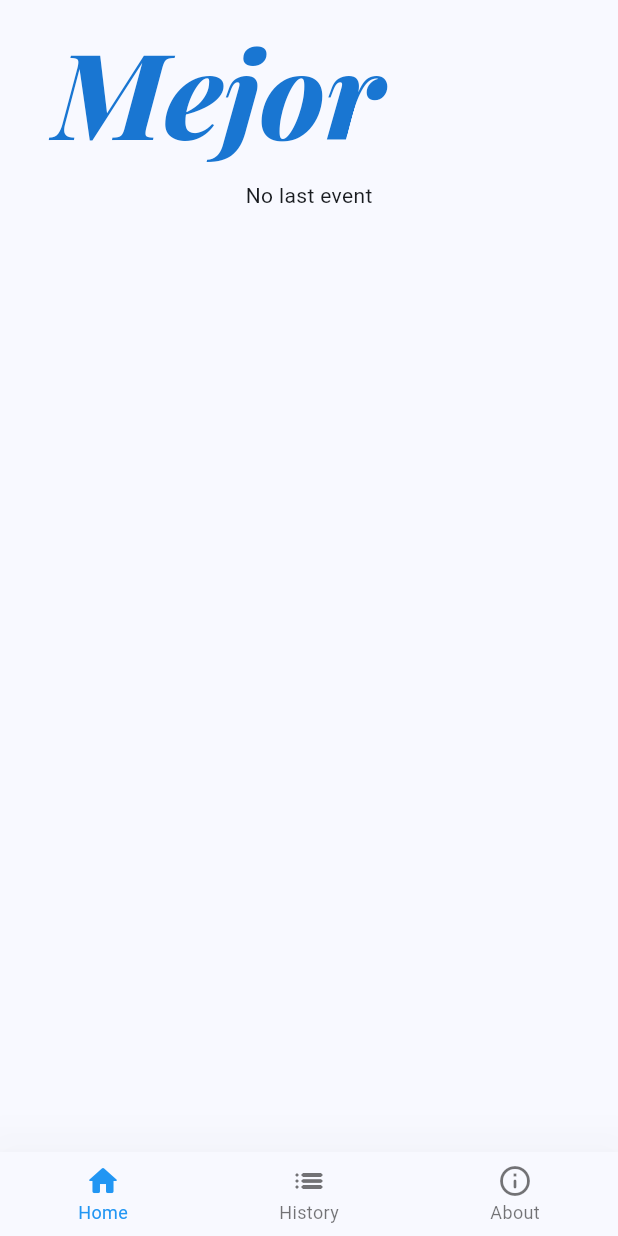
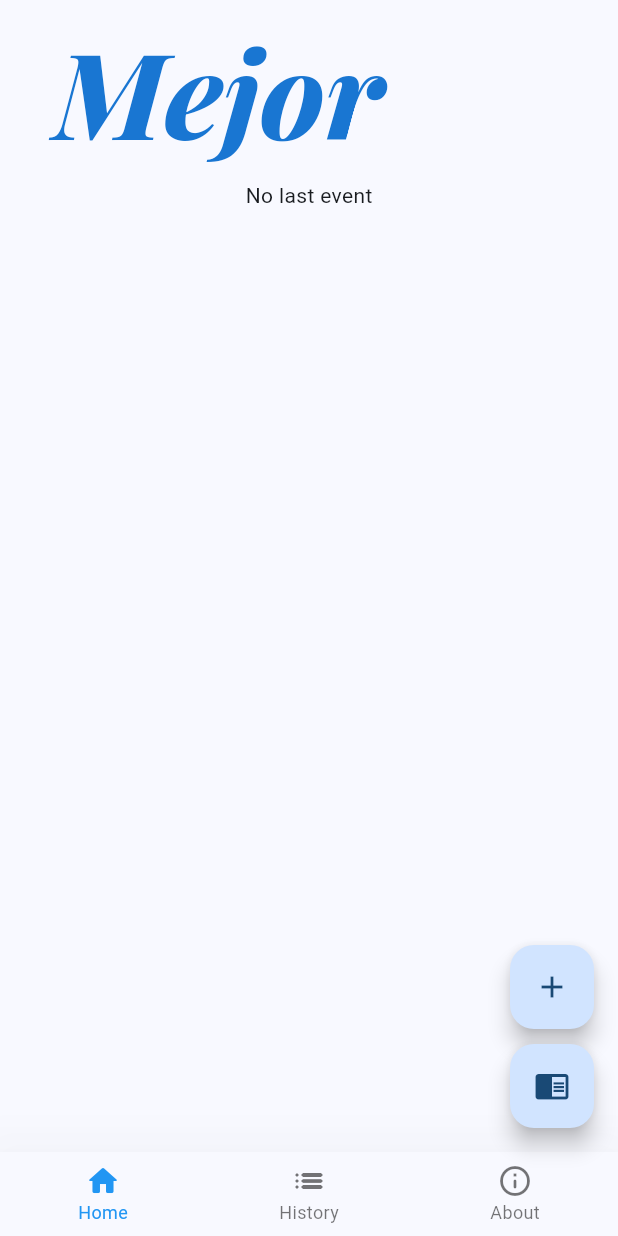
Before and after one commit to a96lex/better, a Flutter app: the screen it shows after launch, on a phone screen of 412 x 824 dp. Run offline on Flutter 3.47's test engine with Material 3 defaults, Android fonts, the phone set to English and light mode, and no system bars; our stand-ins replace sqflite; accounts and stored records are empty; project files that could hold a hidden picture were left out.

Commit message:
temp: add debug buttons

```diff
--- a/lib/main.dart
+++ b/lib/main.dart
@@ -123,24 +123,24 @@ class _MainPageState extends State<MainPage> {
           selectedItemColor: Colors.blue,
           onTap: _onItemTapped,
         ),
-    );
+        floatingActionButton: Column(
+          mainAxisAlignment: MainAxisAlignment.end,
+          children: [
+            FloatingActionButton(
+              onPressed: _addEvent,
+              tooltip: 'Add event',
+              child: const Icon(Icons.add),
+            ), // This trailing comma makes auto-formatting nicer for build methods.
+            // add some space
+            const SizedBox(
+              height: 10,
+            ),
+            FloatingActionButton(
+              onPressed: _readEvents,
+              tooltip: 'Read events',
+              child: const Icon(Icons.chrome_reader_mode),
+            ), // This trailing comma makes auto-formatting nicer for build methods.
+          ],
+        ));
   }
 }
-
-        // floatingActionButton:
-        //     Column(mainAxisAlignment: MainAxisAlignment.end, children: [
-        //   FloatingActionButton(
-        //     onPressed: _addEvent,
-        //     tooltip: 'Add event',
-        //     child: const Icon(Icons.add),
-        //   ), // This trailing comma makes auto-formatting nicer for build methods.
-        //   // add some space
-        //   const SizedBox(
-        //     height: 10,
-        //   ),
-        //   FloatingActionButton(
-        //     onPressed: _readEvents,
-        //     tooltip: 'Read events',
-        //     child: const Icon(Icons.chrome_reader_mode),
-        //   ), // This trailing comma makes auto-formatting nicer for build methods.
-        // ]));
```
Lines whose indentation alone changed are shown as unchanged.
